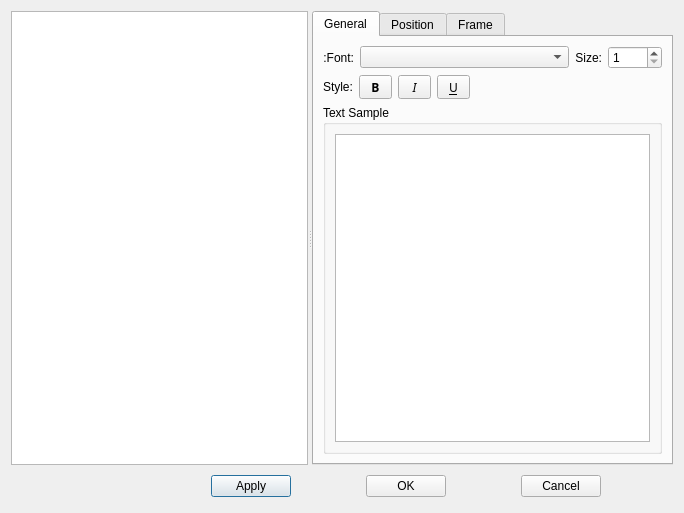
musescore/musescore-old, file mscore/mscore/textstyle.ui: the form before one commit.
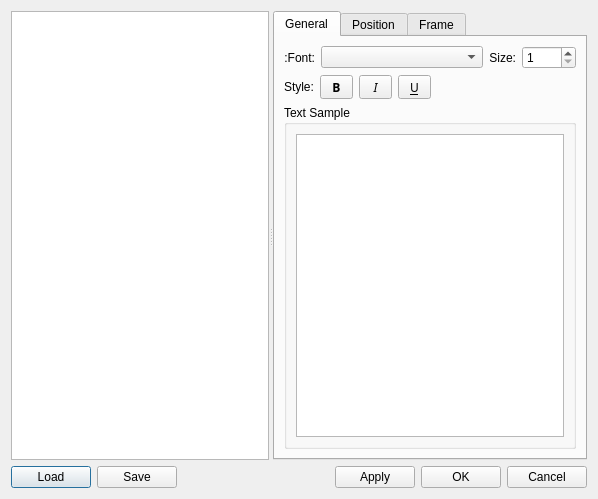
The form after the commit. Custom widgets are drawn as their Qt base class.

What changed in the file:
```diff
--- a/mscore/mscore/textstyle.ui
+++ b/mscore/mscore/textstyle.ui
@@ -5,8 +5,8 @@
    <rect>
     <x>0</x>
     <y>0</y>
-    <width>684</width>
-    <height>513</height>
+    <width>598</width>
+    <height>459</height>
    </rect>
   </property>
   <property name="windowTitle" >
@@ -790,18 +790,29 @@
      <property name="bottomMargin" >
       <number>0</number>
      </property>
+     <item>
+      <widget class="QPushButton" name="buttonLoad" >
+       <property name="text" >
+        <string>Load</string>
+       </property>
+      </widget>
+     </item>
+     <item>
+      <widget class="QPushButton" name="buttonSave" >
+       <property name="text" >
+        <string>Save</string>
+       </property>
+      </widget>
+     </item>
      <item>
       <spacer>
        <property name="orientation" >
         <enum>Qt::Horizontal</enum>
        </property>
-       <property name="sizeType" >
-        <enum>QSizePolicy::Preferred</enum>
-       </property>
        <property name="sizeHint" >
         <size>
-         <width>131</width>
-         <height>31</height>
+         <width>40</width>
+         <height>20</height>
         </size>
        </property>
       </spacer>
```
